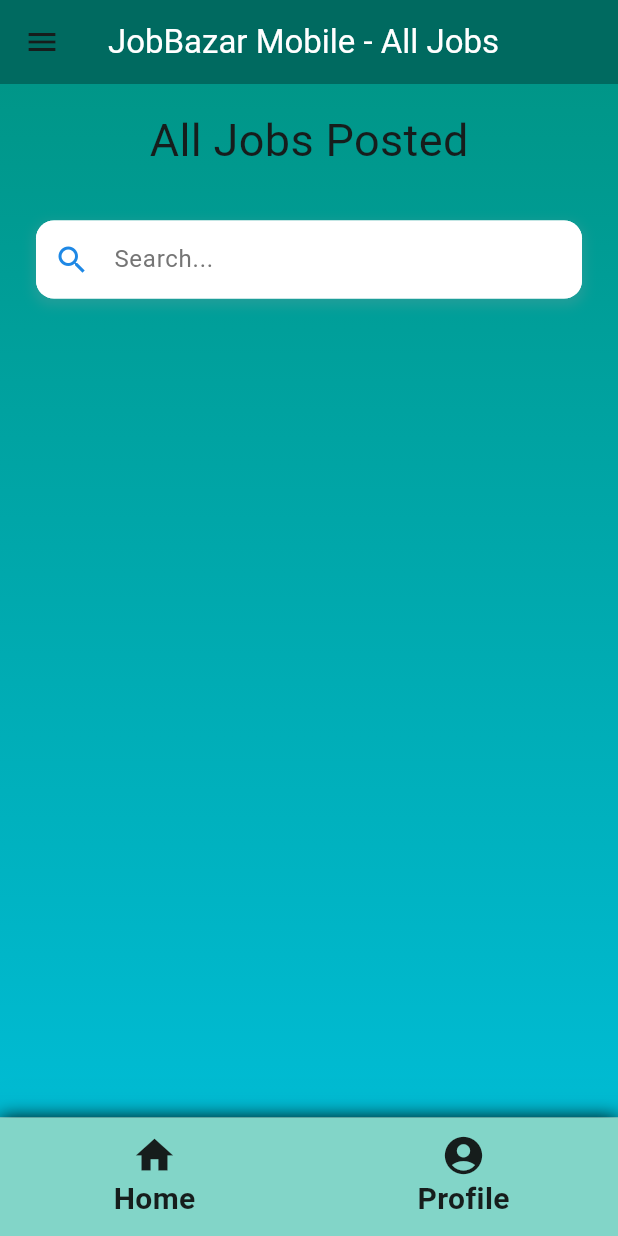
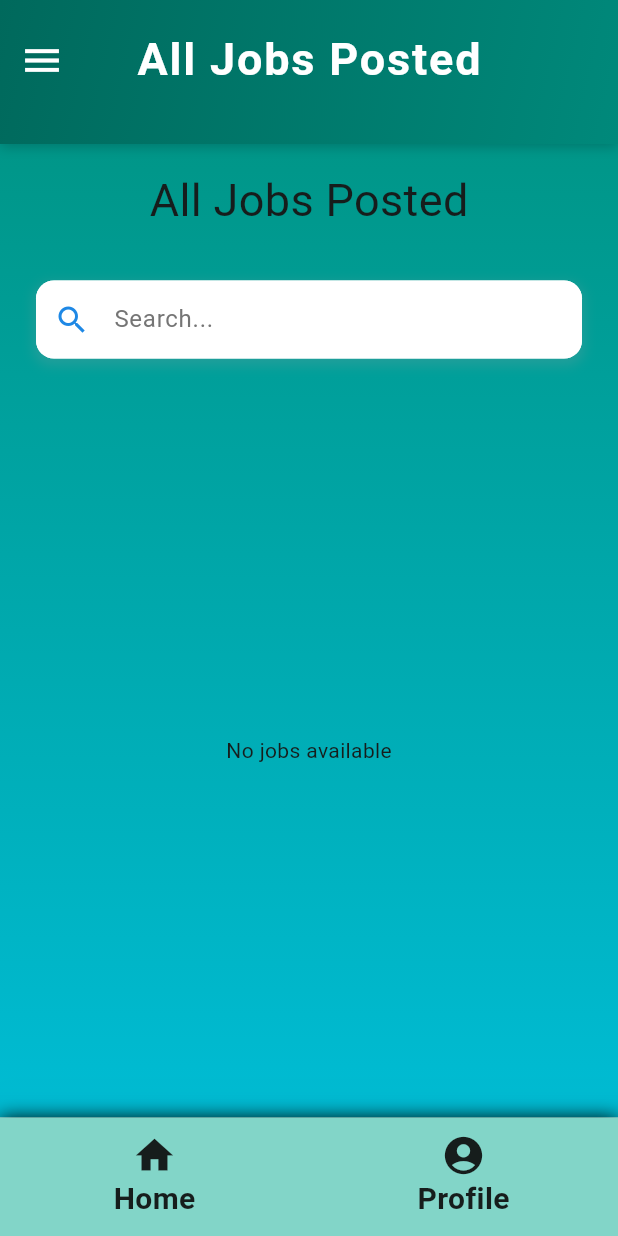
Before and after one commit to SafuGit/jobBazar-mobile, a Flutter app: the AllJobsPage screen opened by its route, on a phone screen of 412 x 824 dp. Run offline on Flutter 3.47's test engine with Material 3 defaults, Android fonts, the phone set to English and light mode, and no system bars; our stand-ins replace dio, file_picker, image_picker, lottie; missing offline and left inert: common_constants; accounts and stored records are empty; network calls fail.

Commit message:
fix: employer fixes

```diff
--- a/jobbazar_mobile/lib/pages/employee/applied_jobs/applied_jobs_wrapper.dart
+++ b/jobbazar_mobile/lib/pages/employee/applied_jobs/applied_jobs_wrapper.dart
@@ -150,8 +150,9 @@ class _AppliedJobsState extends State<AppliedJobs> {
                                   TextButton(
                                     onPressed: () async {
                                       await applicationProvider.deleteApplication(appId: application.id, context: context);
-                                      Navigator.pushNamed(context, '/employee/home');
                                       Navigator.pushNamed(context, '/employee/appliedJobs');
+                                      // Navigator.pushNamed(context, '/employee/appliedJobs');
+                                      setState(() {});
                                     },
                                     style: ButtonStyle(
                                       backgroundColor: WidgetStateProperty.all(Colors.red),
@@ -173,7 +174,7 @@ class _AppliedJobsState extends State<AppliedJobs> {
                       );
                     } else {
                       debugPrint("in if");
-                      return const Center(child: Text("Loading"),);
+                      return const Scaffold(appBar: PageAppbar(title: "Applied Jobs"), body: Center(child: Text("Loading"),));
                     }
                   }
                 )
@@ -189,7 +190,9 @@ class _AppliedJobsState extends State<AppliedJobs> {
       if (applicationProvider.applications.isNotEmpty) {
         return const Center(child: Text("Loading"));
       } else {
-        return const Center(child: Text("No Jobs Applied"));
+        return const Scaffold(appBar: PageAppbar(title: "Applied Jobs"), body: Center(child: Text("No Jobs Applied", style: TextStyle(
+          fontSize: 50
+        ),)));
       }
     }
   }
--- a/jobbazar_mobile/lib/pages/employer/all_jobs_posted/all_jobs.dart
+++ b/jobbazar_mobile/lib/pages/employer/all_jobs_posted/all_jobs.dart
@@ -1,9 +1,9 @@
 import 'package:flutter/material.dart';
 import 'package:jobbazar_mobile/provider/models/job.dart';
+import 'package:jobbazar_mobile/shared/page_appbar.dart';
 import 'package:jobbazar_mobile/shared/theme/employer/employer_gradient.dart';
 import 'package:jobbazar_mobile/shared/theme/employer/theme.dart';
 import 'package:jobbazar_mobile/provider/job_provider.dart';
-import 'package:jobbazar_mobile/deprecated/appbar.dart';
 import 'package:jobbazar_mobile/shared/bottom_nav.dart';
 import 'package:jobbazar_mobile/shared/drawer.dart';
 import 'package:jobbazar_mobile/shared/util/heading/heading_text.dart';
@@ -19,33 +19,36 @@ class AllJobsPage extends StatefulWidget {
 }
 
 class _AllJobsPageState extends State<AllJobsPage> {
-  late ValueNotifier<List<Job>> jobNotifier;
+  late Future<List<Job>> _jobsFuture;
+  String searchQuery = "";
 
   @override
   void initState() {
     super.initState();
-    jobNotifier = ValueNotifier<List<Job>>([]);
+    // Memoize the fetchJobs Future
+    _jobsFuture = fetchJobs();
+  }
+
+  Future<List<Job>> fetchJobs() async {
+    JobProvider jobProvider = Provider.of<JobProvider>(context, listen: false);
+    await jobProvider.fetchJobs();
+    return jobProvider.jobs.reversed.toList();
+  }
+
+  List<Job> filterJobs(List<Job> jobs, String query) {
+    return jobs
+        .where((job) => job.title.toLowerCase().contains(query.toLowerCase()))
+        .toList();
   }
 
   @override
   Widget build(BuildContext context) {
-    JobProvider jobProvider = Provider.of<JobProvider>(context);
-    if (jobProvider.jobs.isEmpty) {
-      jobProvider.fetchJobs();
-    }
-
-    List<Job> jobs = jobProvider.jobs.reversed.toList();
-
-    if (jobNotifier.value != jobs) {
-      jobNotifier.value = jobs;
-    }
-
     return Theme(
       data: employerTheme,
       child: Builder(
         builder: (context) {
           return Scaffold(
-            appBar: SharedAppBar(title: "JobBazar Mobile - All Jobs", color: Theme.of(context).colorScheme.primary),
+            appBar: const PageAppbar(title: "All Jobs Posted"),
             drawer: const AppDrawer(),
             bottomNavigationBar: const BottomNav(),
             body: Container(
@@ -54,30 +57,54 @@ class _AllJobsPageState extends State<AllJobsPage> {
                 padding: const EdgeInsets.all(8.0),
                 child: Column(
                   children: [
-                    const HeadingText(title: "All Jobs Posted",),
+                    const HeadingText(title: "All Jobs Posted"),
                     SearchWidget(
                       onSearch: (query) {
-                        debugPrint(query);
-                        var filterJobs = jobs.where(
-                          (job) => job.title.toLowerCase().contains(query.toLowerCase())).toList();
-                        jobNotifier.value = filterJobs;
-                        debugPrint(filterJobs.toString());
-                        debugPrint("job notifier ${jobNotifier.value.toString()}");
+                        setState(() {
+                          searchQuery = query.toLowerCase();
+                        });
                       },
                     ),
-                    ValueListenableBuilder(
-                      valueListenable: jobNotifier,
-                      builder: (context, filteredJobs, _) {
-                        return HotJobsAccordion(jobs: filteredJobs, isAppliedJobs: true,);
-                      },
+                    Expanded(
+                      child: FutureBuilder<List<Job>>(
+                        future: _jobsFuture,
+                        builder: (context, snapshot) {
+                          if (snapshot.connectionState ==
+                              ConnectionState.waiting) {
+                            return const Center(
+                                child: CircularProgressIndicator());
+                          } else if (snapshot.hasError) {
+                            return Center(
+                              child: Text(
+                                'Error fetching jobs: ${snapshot.error}',
+                                style: const TextStyle(color: Colors.red),
+                              ),
+                            );
+                          } else if (!snapshot.hasData ||
+                              snapshot.data!.isEmpty) {
+                            return const Center(
+                              child: Text('No jobs available'),
+                            );
+                          } else {
+                            // Filter jobs based on the search query
+                            final filteredJobs =
+                                filterJobs(snapshot.data!, searchQuery);
+
+                            return HotJobsAccordion(
+                              jobs: filteredJobs,
+                              isAppliedJobs: true,
+                            );
+                          }
+                        },
+                      ),
                     ),
-                  ]
+                  ],
                 ),
               ),
-            )
+            ),
           );
-        }
-      )
+        },
+      ),
     );
   }
 }
--- a/jobbazar_mobile/lib/provider/job_provider.dart
+++ b/jobbazar_mobile/lib/provider/job_provider.dart
@@ -17,6 +17,7 @@ class JobProvider with ChangeNotifier {
   Future<void> fetchJobs() async {
     try {
       _jobs = await _jobService.getJobs();
+      return;
     } catch (e) {
       _jobs = [];
       debugPrint('Error: $e');
--- a/jobbazar_mobile/lib/shared/pages/faq.dart
+++ b/jobbazar_mobile/lib/shared/pages/faq.dart
@@ -4,6 +4,7 @@ import 'package:jobbazar_mobile/shared/bottom_nav.dart';
 import 'package:jobbazar_mobile/shared/drawer.dart';
 import 'package:jobbazar_mobile/shared/page_appbar.dart';
 import 'package:jobbazar_mobile/shared/theme/employee/employee_gradient.dart';
+import 'package:jobbazar_mobile/shared/theme/employer/employer_gradient.dart';
 import 'package:jobbazar_mobile/shared/theme/employer/theme.dart';
 import 'package:provider/provider.dart';
 
@@ -23,7 +24,9 @@ class FAQPage extends StatelessWidget {
               appBar: const PageAppbar(title: "FAQ"),
               bottomNavigationBar: const BottomNav(),
               drawer: const AppDrawer(),
-              body: Padding(
+              body: Container(
+                decoration: employerDecoration,
+                child: Padding(
                   padding: const EdgeInsets.all(16.0),
                   child: ListView(
                     children: const [
@@ -48,6 +51,7 @@ class FAQPage extends StatelessWidget {
                         answer: "Currently, the website is fully up and running and very much functional",
                       ),
                     ],
+                  ),
                 ),
               ),
             );
--- a/jobbazar_mobile/lib/shared/util/jobs_accordion.dart
+++ b/jobbazar_mobile/lib/shared/util/jobs_accordion.dart
@@ -92,7 +92,7 @@ class _HotJobsAccordionState extends State<HotJobsAccordion> {
                   },
                   body: Padding(
                     padding: const EdgeInsets.symmetric(horizontal: 16.0),
-                    child: widget.isAppliedJobs ? AppliedJobsButton(job: job) : CardButtonWrapper(key: ValueKey(job.id), job: job),
+                    child: widget.isAppliedJobs ? AppliedJobsButton(job: job, theme: Theme.of(context)) : CardButtonWrapper(key: ValueKey(job.id), job: job),
                   ),
                 );
               }).toList(),
```
Also changed, not shown: jobbazar_mobile/lib/pages/employer/home/home.dart (+25 -9 lines). Lines whose indentation alone changed are shown as unchanged.
